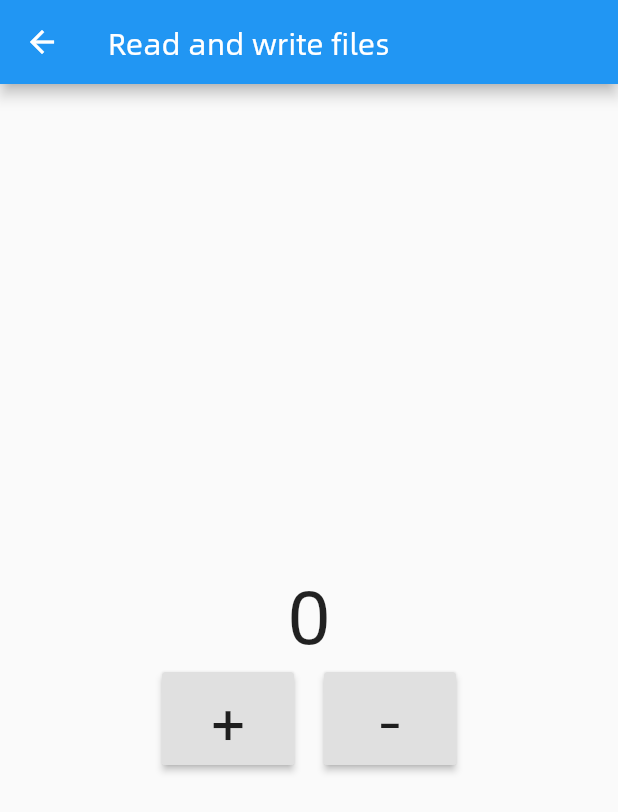
After one commit to xrr2016/flutter-cookbook, a Flutter app: the PersistencePage screen opened directly, after a tap on "Read and write files", on a phone screen of 412 x 824 dp. The commit adds this screen. Shown: the top 812 px of the screen. Run offline on Flutter 3.47's test engine with Material 2 defaults, Android fonts, the phone set to English and light mode, and no system bars; our stand-ins replace cached_network_image, sentry, sqflite, transparent_image, video_player; accounts and stored records are empty.

Commit message:
feat: read and write files page

```diff
--- a/lib/persistence/persistence_page.dart
+++ b/lib/persistence/persistence_page.dart
@@ -1,4 +1,5 @@
 import 'package:flutter/material.dart';
+import 'package:flutter_cookbook/persistence/read_write_page.dart';
 import 'package:flutter_cookbook/persistence/sqlite_page.dart';
 
 class PersistencePage extends StatelessWidget {
@@ -19,6 +20,17 @@ class PersistencePage extends StatelessWidget {
               );
             },
           ),
+          ListTile(
+            title: Text('Read and write files'),
+            onTap: () {
+              Navigator.push(
+                context,
+                MaterialPageRoute(
+                  builder: (context) => ReadWritePage(),
+                ),
+              );
+            },
+          ),
         ],
       ),
     );
--- /dev/null
+++ b/lib/persistence/read_write_page.dart
@@ -0,0 +1,108 @@
+import 'dart:io';
+
+import 'package:flutter/material.dart';
+import 'package:path_provider/path_provider.dart';
+
+class ReadWritePage extends StatefulWidget {
+  @override
+  _ReadWritePageState createState() => _ReadWritePageState();
+}
+
+class _ReadWritePageState extends State<ReadWritePage> {
+  int _counter = 0;
+
+  Future<String> get _localPath async {
+    final directory = await getApplicationDocumentsDirectory();
+
+    return directory.path;
+  }
+
+  Future<File> get _localFile async {
+    final path = await _localPath;
+    return File('$path/counter.txt');
+  }
+
+  Future<File> writeCounter(int counter) async {
+    final file = await _localFile;
+
+    return file.writeAsString('$counter');
+  }
+
+  Future<int> readCounter() async {
+    try {
+      final file = await _localFile;
+
+      String contents = await file.readAsString();
+
+      return int.parse(contents);
+    } catch (e) {
+      return 0;
+    }
+  }
+
+  @override
+  void initState() {
+    super.initState();
+
+    readCounter().then((counter) {
+      setState(() {
+        _counter = counter;
+      });
+    });
+  }
+
+  @override
+  Widget build(BuildContext context) {
+    return Scaffold(
+      appBar: AppBar(
+        title: Text('Read and write files'),
+      ),
+      body: Center(
+        child: Column(
+          mainAxisAlignment: MainAxisAlignment.center,
+          children: <Widget>[
+            Text(
+              _counter.toString(),
+              style: TextStyle(fontSize: 50),
+            ),
+            Row(
+              mainAxisAlignment: MainAxisAlignment.center,
+              children: <Widget>[
+                RaisedButton(
+                    child: Text(
+                      '+',
+                      style: TextStyle(fontSize: 40),
+                    ),
+                    onPressed: () {
+                      setState(() {
+                        _counter++;
+                        writeCounter(_counter).then((val) {
+                          print(val);
+                        });
+                      });
+                    }),
+                SizedBox(
+                  width: 20,
+                ),
+                RaisedButton(
+                  child: Text(
+                    '-',
+                    style: TextStyle(fontSize: 40),
+                  ),
+                  onPressed: () {
+                    setState(() {
+                      _counter--;
+                      writeCounter(_counter).then((val) {
+                        print(val);
+                      });
+                    });
+                  },
+                ),
+              ],
+            )
+          ],
+        ),
+      ),
+    );
+  }
+}
--- a/pubspec.yaml
+++ b/pubspec.yaml
@@ -33,6 +33,7 @@ dependencies:
   web_socket_channel:
   sqflite:
   path:
+  path_provider:
 
 dev_dependencies:
   flutter_test:
```
Also changed, not shown: pubspec.lock.
